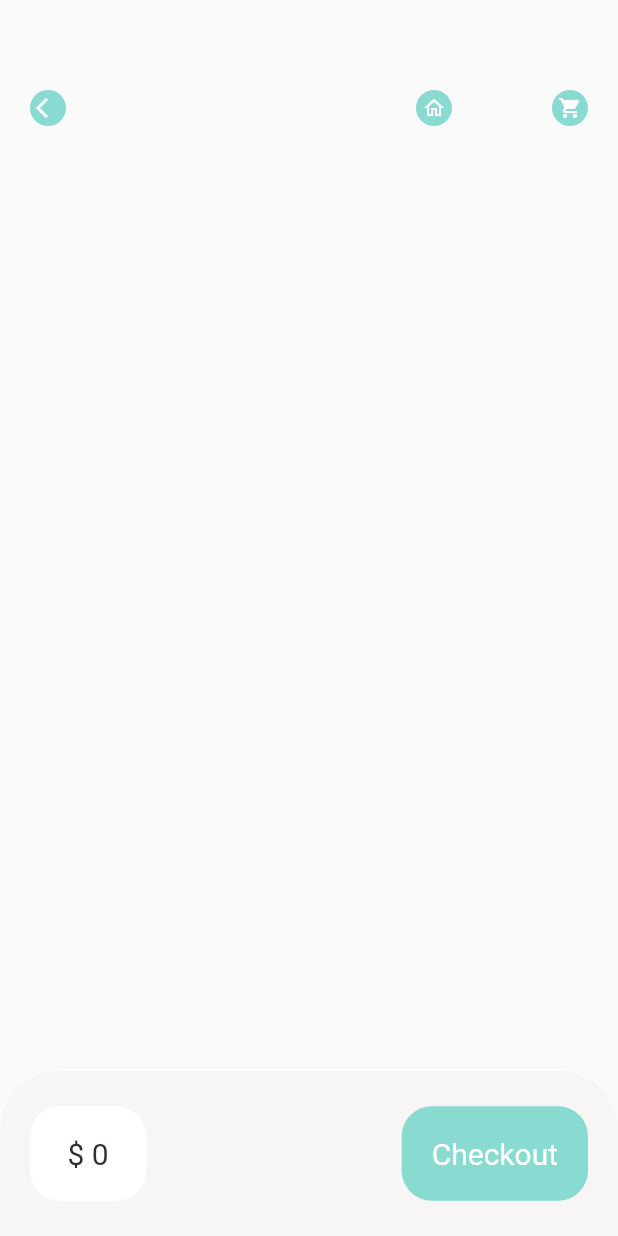
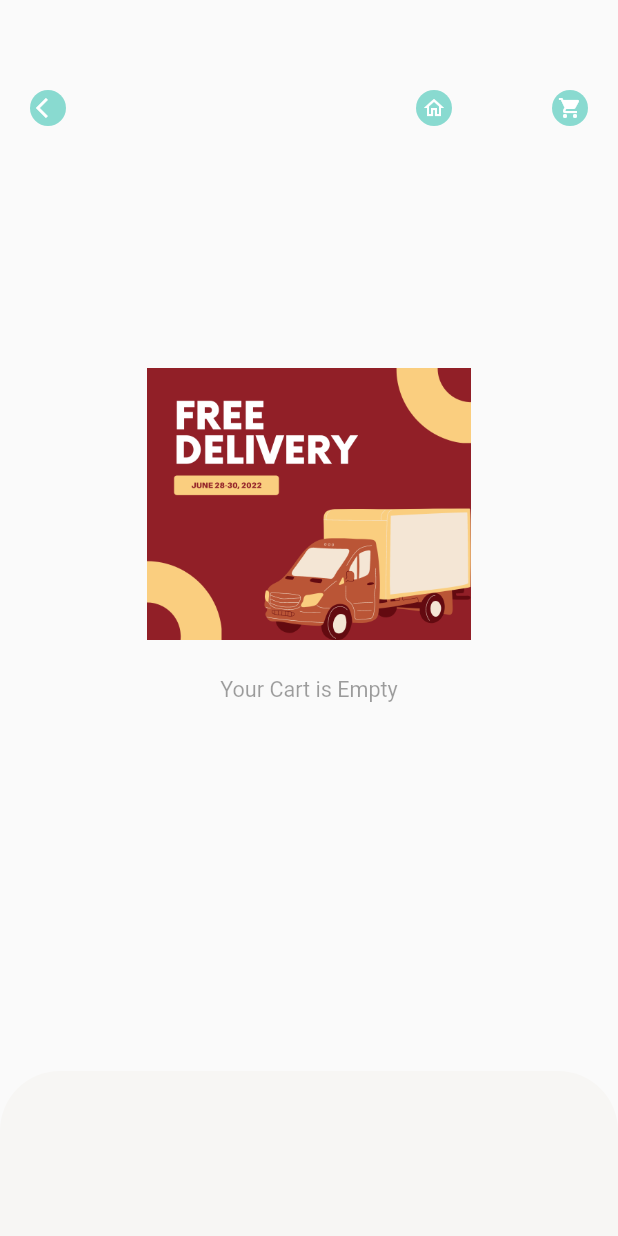
Before and after one commit to Temesgenzewude/product_delivery_flutter_app, a Flutter app: the CartDetailPage screen opened by its route, on a phone screen of 412 x 824 dp. Run offline on Flutter 3.47's test engine with Material 2 defaults, Android fonts, the phone set to English and light mode, and no system bars; our stand-ins replace dots_indicator, get, shared_preferences; accounts and stored records are empty; network calls fail.

Commit message:
added no data page

```diff
--- a/lib/controllers/cart_controller.dart
+++ b/lib/controllers/cart_controller.dart
@@ -53,6 +53,7 @@ class CartController extends GetxController {
                 time: DateTime.now().toString()));
       } else {
         Get.snackbar(
+
             "Item Count", "You should add at least one item in the cart !",
             backgroundColor: Color(0xFF262626), colorText: Colors.white);
       }
--- /dev/null
+++ b/lib/presentation/base/no_data_page.dart
@@ -0,0 +1,38 @@
+import 'package:flutter/material.dart';
+
+
+class NoDataPage extends StatelessWidget {
+  const NoDataPage(
+      {super.key,
+      required this.text,
+      this.imgPath = "assets/images/delivery.png"});
+
+  final String text;
+  final String imgPath;
+
+  @override
+  Widget build(BuildContext context) {
+    return Column(
+      mainAxisAlignment: MainAxisAlignment.center,
+      crossAxisAlignment: CrossAxisAlignment.stretch,
+      children: [
+        Image.asset(
+          imgPath,
+          height: MediaQuery.of(context).size.height * 0.22,
+          width: MediaQuery.of(context).size.width * 0.22,
+        ),
+        SizedBox(
+          height: MediaQuery.of(context).size.height * 0.03,
+        ),
+        Text(
+          text,
+          style: TextStyle(
+            fontSize: MediaQuery.of(context).size.height * 0.0175,
+            color: Theme.of(context).disabledColor,
+          ),
+          textAlign: TextAlign.center,
+        ),
+      ],
+    );
+  }
+}
--- a/lib/presentation/cart/cart_detail_page.dart
+++ b/lib/presentation/cart/cart_detail_page.dart
@@ -1,6 +1,7 @@
 import 'package:flutter/material.dart';
 import 'package:food_delivery/controllers/cart_controller.dart';
 import 'package:food_delivery/controllers/popular_product_controller.dart';
+import 'package:food_delivery/presentation/base/no_data_page.dart';
 import 'package:food_delivery/routes/route_helper.dart';
 import 'package:food_delivery/utils/colors.dart';
 import 'package:food_delivery/utils/dimensions.dart';
@@ -54,7 +55,9 @@ class CartDetailPage extends StatelessWidget {
               ],
             ),
           ),
-          Positioned(
+          GetBuilder<CartController>(builder: (_cartController) {
+            return _cartController.getItems.length > 0
+                ? Positioned(
                     top: AppDimensions.height20 * 5,
                     left: AppDimensions.width20,
                     right: AppDimensions.width20,
@@ -64,7 +67,8 @@ class CartDetailPage extends StatelessWidget {
                       child: MediaQuery.removePadding(
                         context: context,
                         removeTop: true,
-                child: GetBuilder<CartController>(builder: (cartController) {
+                        child: GetBuilder<CartController>(
+                            builder: (cartController) {
                           var _cartList = cartController.getItems;
                           return ListView.builder(
                               itemCount: _cartList.length,
@@ -79,20 +83,32 @@ class CartDetailPage extends StatelessWidget {
                                         var popularProductIndex =
                                             Get.find<PopularProductController>()
                                                 .popularProductList
-                                        .indexOf(_cartList[index].product!);
+                                                .indexOf(
+                                                    _cartList[index].product!);
 
                                         if (popularProductIndex >= 0) {
-                                  Get.toNamed(
-                                      RouteHelper.getPopularProductDetail(
+                                          Get.toNamed(RouteHelper
+                                              .getPopularProductDetail(
                                                   popularProductIndex, "cart"));
                                         } else {
-                                  var recommendedProductIndex =
-                                      Get.find<RecommendedProductController>()
+                                          var recommendedProductIndex = Get.find<
+                                                  RecommendedProductController>()
                                               .recommendedProductList
-                                          .indexOf(_cartList[index].product!);
-                                  Get.toNamed(
-                                      RouteHelper.getRecommendedProductDetail(
-                                          recommendedProductIndex, "cart"));
+                                              .indexOf(
+                                                  _cartList[index].product!);
+                                          if (recommendedProductIndex < 0) {
+                                            Get.snackbar(
+                                                "This is History Product",
+                                                "Product Review is Not Available for History Products!",
+                                                backgroundColor:
+                                                    Color(0xFF262626),
+                                                colorText: Colors.white);
+                                          } else {
+                                            Get.toNamed(RouteHelper
+                                                .getRecommendedProductDetail(
+                                                    recommendedProductIndex,
+                                                    "cart"));
+                                          }
                                         }
                                       },
                                       child: Container(
@@ -106,7 +122,8 @@ class CartDetailPage extends StatelessWidget {
                                               AppDimensions.radius20),
                                           image: DecorationImage(
                                             fit: BoxFit.cover,
-                                    image: AssetImage("assets/images/img4.jpg"),
+                                            image: AssetImage(
+                                                "assets/images/img4.jpg"),
                                           ),
                                         ),
                                       ),
@@ -118,7 +135,8 @@ class CartDetailPage extends StatelessWidget {
                                         child: Container(
                                       height: AppDimensions.height20 * 5,
                                       child: Column(
-                                  crossAxisAlignment: CrossAxisAlignment.start,
+                                          crossAxisAlignment:
+                                              CrossAxisAlignment.start,
                                           mainAxisAlignment:
                                               MainAxisAlignment.spaceEvenly,
                                           children: [
@@ -129,7 +147,8 @@ class CartDetailPage extends StatelessWidget {
                                             SmallText(text: "Spicy"),
                                             Row(
                                               mainAxisAlignment:
-                                          MainAxisAlignment.spaceBetween,
+                                                  MainAxisAlignment
+                                                      .spaceBetween,
                                               children: [
                                                 BigText(
                                                   text: _cartList[index]
@@ -139,46 +158,59 @@ class CartDetailPage extends StatelessWidget {
                                                 ),
                                                 Container(
                                                   padding: EdgeInsets.only(
-                                              top: AppDimensions.height10,
-                                              bottom: AppDimensions.height10,
-                                              left: AppDimensions.width10,
-                                              right: AppDimensions.width10),
+                                                      top: AppDimensions
+                                                          .height10,
+                                                      bottom: AppDimensions
+                                                          .height10,
+                                                      left:
+                                                          AppDimensions.width10,
+                                                      right: AppDimensions
+                                                          .width10),
                                                   decoration: BoxDecoration(
                                                       borderRadius:
                                                           BorderRadius.circular(
-                                                      AppDimensions.radius20),
+                                                              AppDimensions
+                                                                  .radius20),
                                                       color: Colors.white),
                                                   child: Row(children: [
                                                     GestureDetector(
                                                       onTap: () {
                                                         cartController.addItem(
-                                                    _cartList[index].product!,
+                                                            _cartList[index]
+                                                                .product!,
                                                             -1);
                                                       },
                                                       child: Icon(
                                                         Icons.remove,
-                                                color: AppColors.singColor,
+                                                        color:
+                                                            AppColors.singColor,
                                                       ),
                                                     ),
                                                     SizedBox(
-                                              width: AppDimensions.width10 / 2,
+                                                      width: AppDimensions
+                                                              .width10 /
+                                                          2,
                                                     ),
                                                     BigText(
                                                         text: _cartList[index]
                                                             .quantity!
                                                             .toString()),
                                                     SizedBox(
-                                              width: AppDimensions.width10 / 2,
+                                                      width: AppDimensions
+                                                              .width10 /
+                                                          2,
                                                     ),
                                                     GestureDetector(
                                                       onTap: () {
                                                         cartController.addItem(
-                                                    _cartList[index].product!,
+                                                            _cartList[index]
+                                                                .product!,
                                                             1);
                                                       },
                                                       child: Icon(
                                                         Icons.add,
-                                                color: AppColors.singColor,
+                                                        color:
+                                                            AppColors.singColor,
                                                       ),
                                                     )
                                                   ]),
@@ -193,7 +225,9 @@ class CartDetailPage extends StatelessWidget {
                         }),
                       ),
                     ),
-          ),
+                  )
+                : NoDataPage(text: "Your Cart is Empty");
+          })
         ]),
         bottomNavigationBar: GetBuilder<CartController>(
           builder: (cartController) {
@@ -211,7 +245,8 @@ class CartDetailPage extends StatelessWidget {
                   topRight: Radius.circular(AppDimensions.radius20 * 2),
                 ),
               ),
-              child: Row(
+              child: cartController.getItems.length > 0
+                  ? Row(
                       mainAxisAlignment: MainAxisAlignment.spaceBetween,
                       children: [
                           Container(
@@ -239,8 +274,6 @@ class CartDetailPage extends StatelessWidget {
                           ),
                           GestureDetector(
                             onTap: () {
-
-
                               cartController.addToCartHistoryList();
                             },
                             child: Container(
@@ -250,14 +283,16 @@ class CartDetailPage extends StatelessWidget {
                                   top: AppDimensions.height20,
                                   bottom: AppDimensions.height20),
                               decoration: BoxDecoration(
-                          borderRadius:
-                              BorderRadius.circular(AppDimensions.radius20),
+                                borderRadius: BorderRadius.circular(
+                                    AppDimensions.radius20),
                                 color: AppColors.mainColor,
                               ),
-                        child: BigText(text: "Checkout", color: Colors.white),
+                              child: BigText(
+                                  text: "Checkout", color: Colors.white),
                             ),
                           ),
-                  ]),
+                        ])
+                  : Container(),
             );
           },
         ));
```
Also changed, not shown: lib/data/repository/cart_repo.dart (+5 -4 lines), lib/presentation/cart/cart_history_page.dart (+62 -31 lines), assets/images/delivery.png (added), assets/images/delivery_logo.jpg (added). Lines whose indentation alone changed are shown as unchanged.
